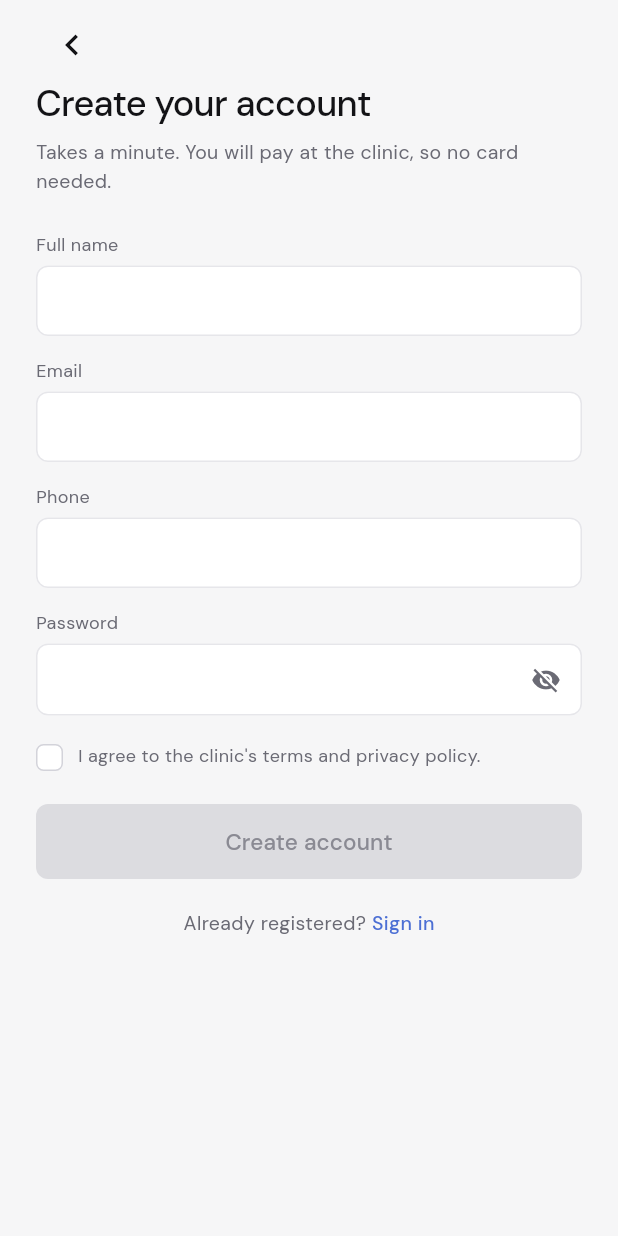
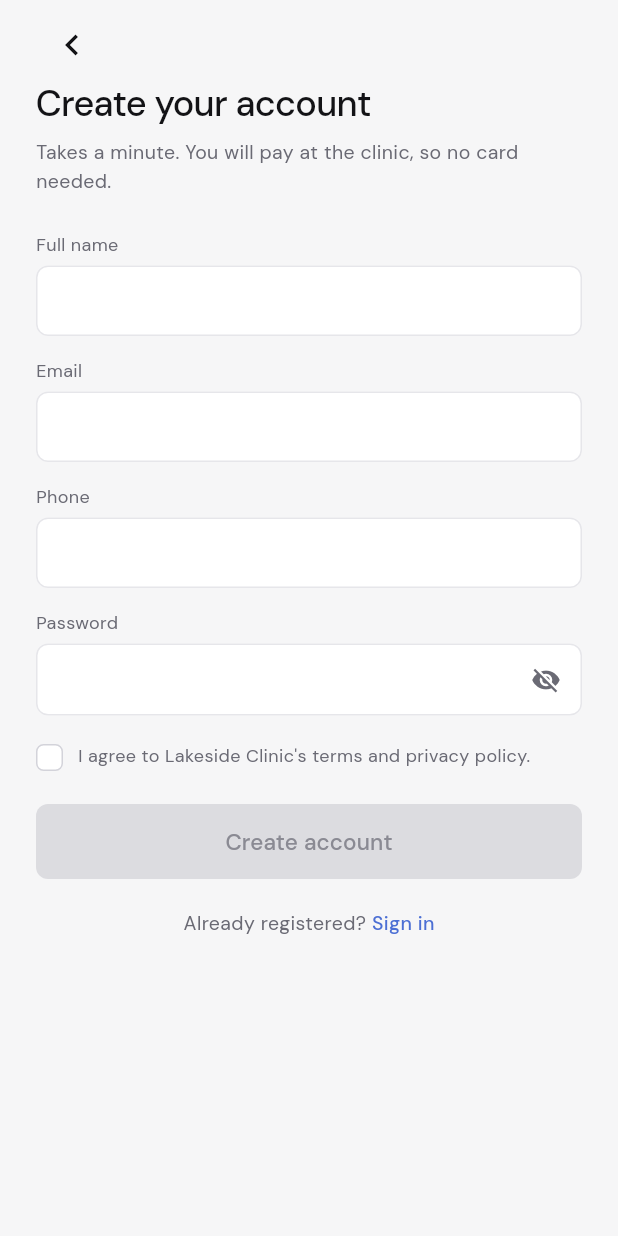
Before and after one commit to samarhanysalem/My_flutter_app, a Flutter app: the RegisterView screen opened directly, on a phone screen of 412 x 824 dp. Run offline on Flutter 3.47's test engine with Material 3 defaults, Android fonts, the phone set to English and light mode, and no system bars; our stand-ins replace cloud_firestore, firebase_auth, firebase_core, google_fonts, web; missing offline and left inert: dart:js_interop, firebase_core_platform_interface; accounts and stored records are empty.

Commit message:
Make the app white-label ready: isolate branding/theme from logic
Add lib/config/app_config.dart as the single per-customer knob (app name,
company name, brand colors, logo asset path, support contact) and
lib/theme/app_theme.dart, which reads the brand colors from AppConfig and
defines the rest of the shared design system (neutrals, typography, corner
radius, spacing) that Register/Sign-in already used ad hoc.

Register and Sign-in no longer hardcode any color, font style, or branding
copy — they go through AppTheme/AppConfig instead, so a rebrand is a
one-file edit and future screens (Home, Doctor profile, Booking, My
appointments) pick up the same theme automatically. Replaced the login
screen's icon-in-a-box logo with AppLogoMark, which renders
AppConfig.logoAssetPath and falls back to a glyph until a customer's asset
exists. Removed the now-unused auth_colors.dart.

Added assets/branding/ with a README documenting the full white-label
checklist: AppConfig, the branding assets, regenerating
firebase_options.dart per customer, and the native package name/bundle ID
for store listings. Business logic (AuthRepository, Firestore structure)
is untouched.

Co-Authored-By: Claude Sonnet 5 <noreply@anthropic.com>
Claude-Session: https://claude.ai/code/session_0116hh8G1CEdFdevvu5g6h5Q

```diff
--- /dev/null
+++ b/lib/config/app_config.dart
@@ -0,0 +1,42 @@
+import 'package:flutter/material.dart';
+
+/// Everything that varies from one Upwork customer's build to the next.
+///
+/// To rebrand this app for a new customer, this is the *first* file to
+/// edit — see `assets/branding/README.md` for the full white-label
+/// checklist (this file, the branding assets, `firebase_options.dart`, and
+/// the native package name / bundle ID).
+///
+/// Nothing outside this file (and `AppTheme`, which reads from it) should
+/// contain a customer-specific color, name, or asset path — widgets should
+/// always go through [AppTheme] or [AppConfig] instead of hardcoding one.
+class AppConfig {
+  const AppConfig._();
+
+  /// The OS-level app name: task switcher, browser tab, `MaterialApp.title`.
+  static const String appName = 'Doctor Appointment App';
+
+  /// The in-app display name (app bars, about screens). Usually the same as
+  /// [appName], kept separate in case a customer wants a shorter in-app
+  /// label than their full store-listing name.
+  static const String displayName = 'Doctor Appointment App';
+
+  /// The clinic/company this build represents — used in headers, about
+  /// screens, and copy like "Sign in to book with the [companyName] team."
+  static const String companyName = 'Lakeside Clinic';
+
+  /// Primary brand color: CTAs, links, active/selected states.
+  static const Color primaryColor = Color(0xFF4C6FD4);
+
+  /// Secondary/tint brand color: light backgrounds behind primary-colored
+  /// icons, badges, and highlights (e.g. the specialty shortcuts on Home).
+  static const Color accentColor = Color(0xFFEAF1FD);
+
+  /// Relative to the bundled asset root. See `assets/branding/README.md`
+  /// for the exact file this customer's build needs to provide.
+  static const String logoAssetPath = 'assets/branding/logo.png';
+
+  /// Support contact shown on about/help screens, if/when one exists.
+  static const String supportEmail = 'support@lakesideclinic.example';
+  static const String supportPhone = '+1 (555) 010-0100';
+}
--- a/lib/features/auth/view/register_view.dart
+++ b/lib/features/auth/view/register_view.dart
@@ -1,9 +1,8 @@
 import 'package:flutter/material.dart';
-import 'package:google_fonts/google_fonts.dart';
 import 'package:provider/provider.dart';
 
+import '../../../theme/app_theme.dart';
 import '../auth_validators.dart';
-import '../widgets/auth_colors.dart';
 import '../widgets/auth_error_text.dart';
 import '../widgets/auth_primary_button.dart';
 import '../widgets/auth_text_field.dart';
@@ -56,7 +55,7 @@ class _RegisterViewState extends State<RegisterView> {
   Widget build(BuildContext context) {
     final authProvider = context.watch<AuthProvider>();
     return Scaffold(
-      backgroundColor: AuthColors.screenGround,
+      backgroundColor: AppTheme.screenGround,
       body: SafeArea(
         child: SingleChildScrollView(
           padding: const EdgeInsets.fromLTRB(24, 8, 24, 24),
@@ -75,7 +74,7 @@ class _RegisterViewState extends State<RegisterView> {
                         onPressed: () => Navigator.of(context).pop(),
                         icon: const Icon(
                           Icons.chevron_left,
-                          color: AuthColors.ink,
+                          color: AppTheme.ink,
                           size: 28,
                         ),
                         padding: EdgeInsets.zero,
@@ -86,24 +85,13 @@ class _RegisterViewState extends State<RegisterView> {
                       ),
                     ),
                   ),
-                  Text(
-                    'Create your account',
-                    style: GoogleFonts.dmSans(
-                      fontSize: 24,
-                      fontWeight: FontWeight.w500,
-                      letterSpacing: -0.02 * 24,
-                      color: AuthColors.ink,
-                    ),
-                  ),
-                  const SizedBox(height: 6),
+                  Text('Create your account', style: AppTheme.heading),
+                  const SizedBox(height: AppTheme.spacing6),
                   Text(
                     'Takes a minute. You will pay at the clinic, so no card needed.',
-                    style: GoogleFonts.dmSans(
-                      fontSize: 13,
-                      color: AuthColors.textSecondary,
-                    ),
+                    style: AppTheme.subtitle,
                   ),
-                  const SizedBox(height: 24),
+                  const SizedBox(height: AppTheme.spacing24),
                   Column(
                     crossAxisAlignment: CrossAxisAlignment.start,
                     children: [
@@ -118,7 +106,7 @@ class _RegisterViewState extends State<RegisterView> {
                           return null;
                         },
                       ),
-                      const SizedBox(height: 14),
+                      const SizedBox(height: AppTheme.spacing14),
                       AuthTextField(
                         label: 'Email',
                         controller: _emailController,
@@ -126,7 +114,7 @@ class _RegisterViewState extends State<RegisterView> {
                         autofillHints: const [AutofillHints.email],
                         validator: AuthValidators.email,
                       ),
-                      const SizedBox(height: 14),
+                      const SizedBox(height: AppTheme.spacing14),
                       AuthTextField(
                         label: 'Phone',
                         controller: _phoneController,
@@ -146,7 +134,7 @@ class _RegisterViewState extends State<RegisterView> {
                           return null;
                         },
                       ),
-                      const SizedBox(height: 14),
+                      const SizedBox(height: AppTheme.spacing14),
                       AuthTextField(
                         label: 'Password',
                         controller: _passwordController,
@@ -165,17 +153,17 @@ class _RegisterViewState extends State<RegisterView> {
                       ),
                     ],
                   ),
-                  const SizedBox(height: 18),
+                  const SizedBox(height: AppTheme.spacing18),
                   TermsCheckbox(
                     value: _termsAccepted,
                     onChanged: (value) =>
                         setState(() => _termsAccepted = value),
                   ),
                   if (authProvider.errorMessage != null) ...[
-                    const SizedBox(height: 12),
+                    const SizedBox(height: AppTheme.spacing12),
                     AuthErrorText(message: authProvider.errorMessage!),
                   ],
-                  const SizedBox(height: 22),
+                  const SizedBox(height: AppTheme.spacing22),
                   AuthPrimaryButton(
                     label: 'Create account',
                     isLoading: authProvider.isLoading,
@@ -183,28 +171,15 @@ class _RegisterViewState extends State<RegisterView> {
                         ? () => _submit(authProvider)
                         : null,
                   ),
-                  const SizedBox(height: 20),
+                  const SizedBox(height: AppTheme.spacing20),
                   Center(
                     child: Wrap(
                       alignment: WrapAlignment.center,
                       children: [
-                        Text(
-                          'Already registered? ',
-                          style: GoogleFonts.dmSans(
-                            fontSize: 13,
-                            color: AuthColors.textSecondary,
-                          ),
-                        ),
+                        Text('Already registered? ', style: AppTheme.subtitle),
                         GestureDetector(
                           onTap: () => Navigator.of(context).pop(),
-                          child: Text(
-                            'Sign in',
-                            style: GoogleFonts.dmSans(
-                              fontSize: 13,
-                              fontWeight: FontWeight.w500,
-                              color: AuthColors.accent,
-                            ),
-                          ),
+                          child: Text('Sign in', style: AppTheme.linkAccent),
                         ),
                       ],
                     ),
--- a/lib/features/auth/widgets/auth_colors.dart
+++ /dev/null
@@ -1,19 +0,0 @@
-import 'package:flutter/material.dart';
-
-/// Design tokens for the Sign in / Register screens, taken from the
-/// "Doctor Appointment Screens" design handoff.
-class AuthColors {
-  const AuthColors._();
-
-  static const accent = Color(0xFF4C6FD4);
-  static const ink = Color(0xFF131316);
-  static const textSecondary = Color(0xFF6A6A74);
-  static const textPlaceholder = Color(0xFFA5A5AE);
-  static const textDisabled = Color(0xFF8A8A93);
-  static const surface = Colors.white;
-  static const screenGround = Color(0xFFF6F6F7);
-  static const border = Color(0xFFE6E6EA);
-  static const divider = Color(0xFFE2E2E7);
-  static const disabledFill = Color(0xFFDCDCE0);
-  static const checkboxBorder = Color(0xFFD3D3DA);
-}
--- a/lib/features/auth/widgets/auth_primary_button.dart
+++ b/lib/features/auth/widgets/auth_primary_button.dart
@@ -1,7 +1,6 @@
 import 'package:flutter/material.dart';
-import 'package:google_fonts/google_fonts.dart';
 
-import 'auth_colors.dart';
+import '../../../theme/app_theme.dart';
 
 /// The full-width 50px CTA used by both Sign in and Register, including the
 /// design's disabled-state colors when [onPressed] is null.
@@ -26,12 +25,14 @@ class AuthPrimaryButton extends StatelessWidget {
       child: ElevatedButton(
         onPressed: enabled ? onPressed : null,
         style: ElevatedButton.styleFrom(
-          backgroundColor: AuthColors.accent,
-          disabledBackgroundColor: AuthColors.disabledFill,
+          backgroundColor: AppTheme.primary,
+          disabledBackgroundColor: AppTheme.disabledFill,
           foregroundColor: Colors.white,
-          disabledForegroundColor: AuthColors.textDisabled,
+          disabledForegroundColor: AppTheme.textDisabled,
           elevation: 0,
-          shape: RoundedRectangleBorder(borderRadius: BorderRadius.circular(8)),
+          shape: RoundedRectangleBorder(
+            borderRadius: BorderRadius.circular(AppTheme.radiusSmall),
+          ),
         ),
         child: isLoading
             ? const SizedBox(
@@ -42,13 +43,7 @@ class AuthPrimaryButton extends StatelessWidget {
                   color: Colors.white,
                 ),
               )
-            : Text(
-                label,
-                style: GoogleFonts.dmSans(
-                  fontSize: 15,
-                  fontWeight: FontWeight.w500,
-                ),
-              ),
+            : Text(label, style: AppTheme.buttonLabel),
       ),
     );
   }
--- a/lib/features/auth/widgets/auth_text_field.dart
+++ b/lib/features/auth/widgets/auth_text_field.dart
@@ -1,7 +1,6 @@
 import 'package:flutter/material.dart';
-import 'package:google_fonts/google_fonts.dart';
 
-import 'auth_colors.dart';
+import '../../../theme/app_theme.dart';
 
 /// Labeled input matching the design handoff's field spec: 12px secondary
 /// label, 6px gap, 46px-tall input with an 8px-radius border that turns
@@ -33,7 +32,7 @@ class _AuthTextFieldState extends State<AuthTextField> {
   late bool _obscured = widget.obscureText;
 
   OutlineInputBorder _border(Color color) => OutlineInputBorder(
-    borderRadius: BorderRadius.circular(8),
+    borderRadius: BorderRadius.circular(AppTheme.radiusSmall),
     borderSide: BorderSide(color: color),
   );
 
@@ -43,14 +42,8 @@ class _AuthTextFieldState extends State<AuthTextField> {
       crossAxisAlignment: CrossAxisAlignment.start,
       mainAxisSize: MainAxisSize.min,
       children: [
-        Text(
-          widget.label,
-          style: GoogleFonts.dmSans(
-            fontSize: 12,
-            color: AuthColors.textSecondary,
-          ),
-        ),
-        const SizedBox(height: 6),
+        Text(widget.label, style: AppTheme.fieldLabel),
+        const SizedBox(height: AppTheme.spacing6),
         TextFormField(
           key: Key('authField_${widget.label}'),
           controller: widget.controller,
@@ -58,7 +51,7 @@ class _AuthTextFieldState extends State<AuthTextField> {
           keyboardType: widget.keyboardType,
           autofillHints: widget.autofillHints,
           validator: widget.validator,
-          style: GoogleFonts.dmSans(fontSize: 14, color: AuthColors.ink),
+          style: AppTheme.body,
           decoration: InputDecoration(
             isDense: true,
             contentPadding: const EdgeInsets.symmetric(
@@ -66,10 +59,10 @@ class _AuthTextFieldState extends State<AuthTextField> {
               vertical: 13,
             ),
             filled: true,
-            fillColor: AuthColors.surface,
-            border: _border(AuthColors.border),
-            enabledBorder: _border(AuthColors.border),
-            focusedBorder: _border(AuthColors.accent),
+            fillColor: AppTheme.surface,
+            border: _border(AppTheme.border),
+            enabledBorder: _border(AppTheme.border),
+            focusedBorder: _border(AppTheme.primary),
             errorBorder: _border(Theme.of(context).colorScheme.error),
             focusedErrorBorder: _border(Theme.of(context).colorScheme.error),
             suffixIcon: widget.obscureText
@@ -77,7 +70,7 @@ class _AuthTextFieldState extends State<AuthTextField> {
                     icon: Icon(
                       _obscured ? Icons.visibility_off : Icons.visibility,
                       size: 20,
-                      color: AuthColors.textSecondary,
+                      color: AppTheme.textSecondary,
                     ),
                     tooltip: _obscured ? 'Show password' : 'Hide password',
                     onPressed: () => setState(() => _obscured = !_obscured),
--- a/lib/features/auth/widgets/terms_checkbox.dart
+++ b/lib/features/auth/widgets/terms_checkbox.dart
@@ -1,7 +1,7 @@
 import 'package:flutter/material.dart';
-import 'package:google_fonts/google_fonts.dart';
 
-import 'auth_colors.dart';
+import '../../../config/app_config.dart';
+import '../../../theme/app_theme.dart';
 
 /// The 18x18 custom checkbox + terms copy from the Register screen design.
 class TermsCheckbox extends StatelessWidget {
@@ -23,10 +23,10 @@ class TermsCheckbox extends StatelessWidget {
             height: 18,
             margin: const EdgeInsets.only(top: 1),
             decoration: BoxDecoration(
-              color: value ? AuthColors.accent : Colors.white,
-              borderRadius: BorderRadius.circular(5),
+              color: value ? AppTheme.primary : Colors.white,
+              borderRadius: BorderRadius.circular(AppTheme.radiusXs),
               border: Border.all(
-                color: value ? AuthColors.accent : AuthColors.checkboxBorder,
+                color: value ? AppTheme.primary : AppTheme.checkboxBorder,
               ),
             ),
             child: value
@@ -36,12 +36,8 @@ class TermsCheckbox extends StatelessWidget {
           const SizedBox(width: 10),
           Expanded(
             child: Text(
-              "I agree to the clinic's terms and privacy policy.",
-              style: GoogleFonts.dmSans(
-                fontSize: 12,
-                height: 1.45,
-                color: AuthColors.textSecondary,
-              ),
+              "I agree to ${AppConfig.companyName}'s terms and privacy policy.",
+              style: AppTheme.termsText,
             ),
           ),
         ],
--- a/lib/features/home/view/home_view.dart
+++ b/lib/features/home/view/home_view.dart
@@ -3,6 +3,7 @@ import 'dart:async';
 import 'package:flutter/material.dart';
 import 'package:provider/provider.dart';
 
+import '../../../config/app_config.dart';
 import '../../auth/view/auth_provider.dart';
 
 class HomeView extends StatefulWidget {
@@ -51,7 +52,7 @@ class _HomeViewState extends State<HomeView> {
     return Scaffold(
       appBar: AppBar(
         backgroundColor: Theme.of(context).colorScheme.inversePrimary,
-        title: const Text('Doctor Appointment App'),
+        title: const Text(AppConfig.displayName),
         actions: [
           IconButton(
             icon: const Icon(Icons.logout),
--- /dev/null
+++ b/lib/theme/app_theme.dart
@@ -0,0 +1,93 @@
+import 'package:flutter/material.dart';
+import 'package:google_fonts/google_fonts.dart';
+
+import '../config/app_config.dart';
+
+/// Single source of truth for this app's design tokens: colors, typography,
+/// corner radius, and spacing.
+///
+/// Brand colors are pulled from [AppConfig] so a new customer's palette only
+/// means editing that file; the neutrals, type scale, radii, and spacing
+/// below are the shared design system and stay the same across customers.
+/// Every screen should build its visuals from here rather than hardcoding
+/// a color, font, radius, or gap.
+class AppTheme {
+  const AppTheme._();
+
+  // --- Brand colors (per-customer, from AppConfig) --------------------
+  static const Color primary = AppConfig.primaryColor;
+  static const Color accentTint = AppConfig.accentColor;
+
+  // --- Neutral colors (shared design system) ---------------------------
+  static const Color ink = Color(0xFF131316);
+  static const Color textSecondary = Color(0xFF6A6A74);
+  static const Color textPlaceholder = Color(0xFFA5A5AE);
+  static const Color textDisabled = Color(0xFF8A8A93);
+  static const Color surface = Colors.white;
+  static const Color screenGround = Color(0xFFF6F6F7);
+  static const Color border = Color(0xFFE6E6EA);
+  static const Color divider = Color(0xFFE2E2E7);
+  static const Color disabledFill = Color(0xFFDCDCE0);
+  static const Color checkboxBorder = Color(0xFFD3D3DA);
+
+  // --- Corner radius -----------------------------------------------------
+  static const double radiusXs = 5; // custom checkboxes
+  static const double radiusSmall = 8; // fields, buttons
+  static const double radiusMedium = 12; // cards (Home/Booking/etc.)
+  static const double radiusLarge = 13; // the app mark badge
+
+  // --- Spacing scale, from the design spec's gap rhythm -------------------
+  static const double spacing6 = 6;
+  static const double spacing8 = 8;
+  static const double spacing12 = 12;
+  static const double spacing14 = 14;
+  static const double spacing18 = 18;
+  static const double spacing20 = 20;
+  static const double spacing22 = 22;
+  static const double spacing24 = 24;
+  static const double spacing28 = 28;
+
+  // --- Typography ----------------------------------------------------
+  static TextStyle get heading => GoogleFonts.dmSans(
+    fontSize: 24,
+    fontWeight: FontWeight.w500,
+    letterSpacing: -0.02 * 24,
+    color: ink,
+  );
+
+  static TextStyle get subtitle =>
+      GoogleFonts.dmSans(fontSize: 13, color: textSecondary);
+
+  static TextStyle get fieldLabel =>
+      GoogleFonts.dmSans(fontSize: 12, color: textSecondary);
+
+  static TextStyle get body => GoogleFonts.dmSans(fontSize: 14, color: ink);
+
+  static TextStyle get buttonLabel =>
+      GoogleFonts.dmSans(fontSize: 15, fontWeight: FontWeight.w500);
+
+  static TextStyle get linkAccent => GoogleFonts.dmSans(
+    fontSize: 13,
+    fontWeight: FontWeight.w500,
+    color: primary,
+  );
+
+  static TextStyle get linkAccentSmall =>
+      GoogleFonts.dmSans(fontSize: 12, color: primary);
+
+  static TextStyle get caption =>
+      GoogleFonts.dmSans(fontSize: 11, color: textPlaceholder);
+
+  static TextStyle get termsText => GoogleFonts.dmSans(
+    fontSize: 12,
+    height: 1.45,
+    color: textSecondary,
+  );
+
+  /// The MaterialApp-level ThemeData, seeded from the brand primary color.
+  static ThemeData get materialTheme => ThemeData(
+    useMaterial3: true,
+    colorScheme: ColorScheme.fromSeed(seedColor: primary),
+    scaffoldBackgroundColor: screenGround,
+  );
+}
```
Also changed, not shown: lib/common/widgets/app_logo_mark.dart (added, +35 -0 lines), lib/features/auth/view/login_view.dart (+31 -74 lines), lib/main.dart (+4 -4 lines), 1 other file.
